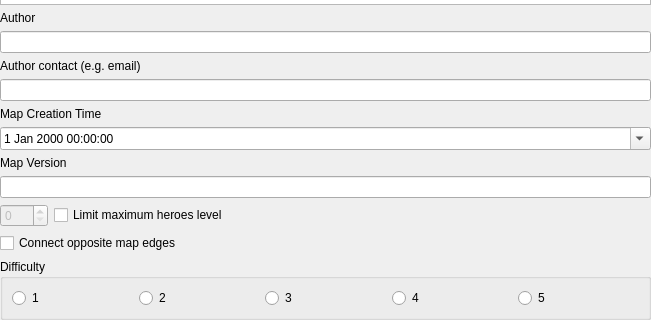
Above: mapeditor/mapsettings/generalsettings.ui from SoundBlaster/vcmi before the change; both pictures show x 0 to 651 and y 161 to 481 of the 651 by 481 pixel window. Below: the same form after it.
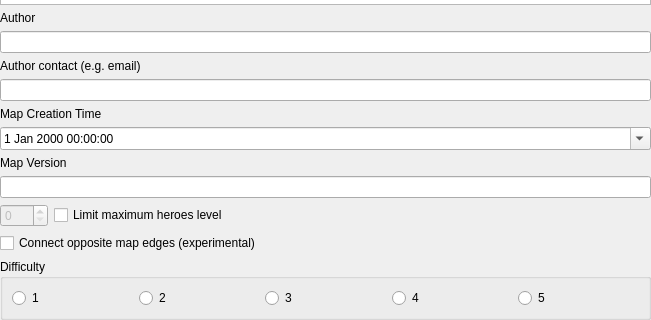
That is the form after the change.

Commit message: Mark toroidal editor option experimental

```diff
--- a/mapeditor/mapsettings/generalsettings.ui
+++ b/mapeditor/mapsettings/generalsettings.ui
@@ -129,7 +129,7 @@
       <string>North joins south and east joins west on each level. Design terrain and roads to match across the edges.</string>
      </property>
      <property name="text">
-      <string>Connect opposite map edges</string>
+      <string>Connect opposite map edges (experimental)</string>
      </property>
     </widget>
    </item>
```
Left out of the diff: 2 changed lines with no effect on the pictures. The commit also changes 3 other files.
